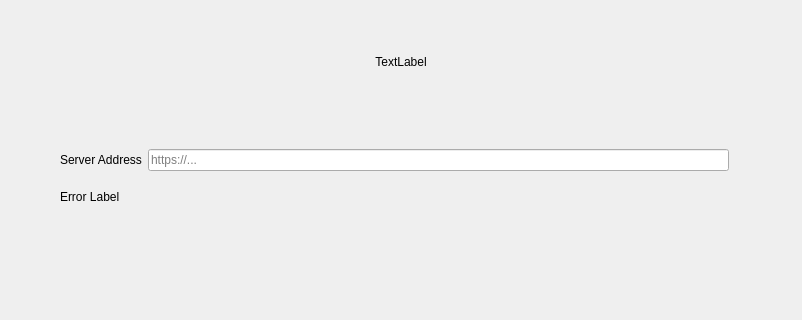
This is src/gui/wizard/owncloudsetupnocredspage.ui in nextcloud/desktop as Qt 5 draws it before an edit; both pictures show x 0 to 802 and y 107 to 427 of the 802 by 629 pixel window. The edited form follows.
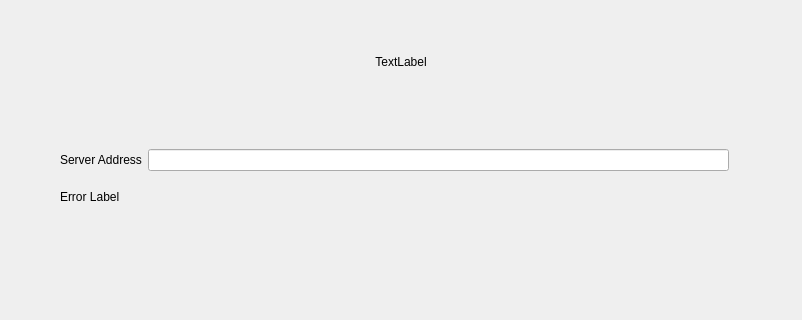
This is the edited form. Custom widgets are drawn as their Qt base class.

Commit message: Show URL placeholder hint in wizard

The edit to the form file:
```diff
--- a/src/gui/wizard/owncloudsetupnocredspage.ui
+++ b/src/gui/wizard/owncloudsetupnocredspage.ui
@@ -207,7 +207,7 @@
                </sizepolicy>
               </property>
               <property name="placeholderText">
-               <string notr="true">https://...</string>
+               <string notr="true"/>
               </property>
              </widget>
             </item>
```
The commit also changes 2 other files.
